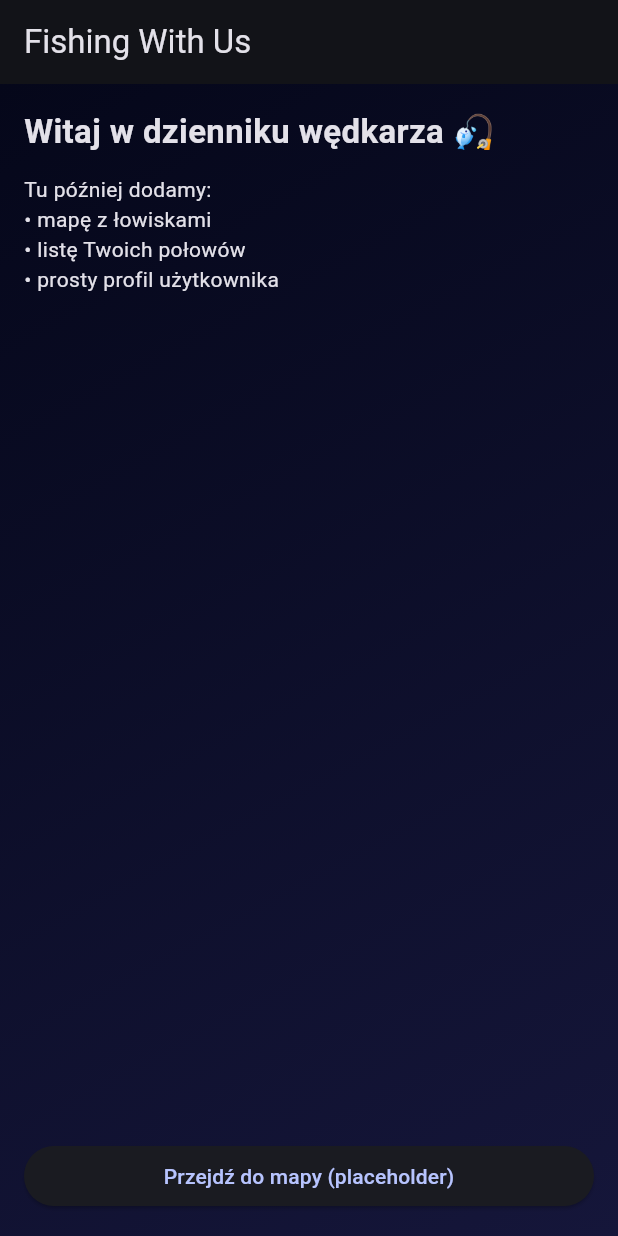
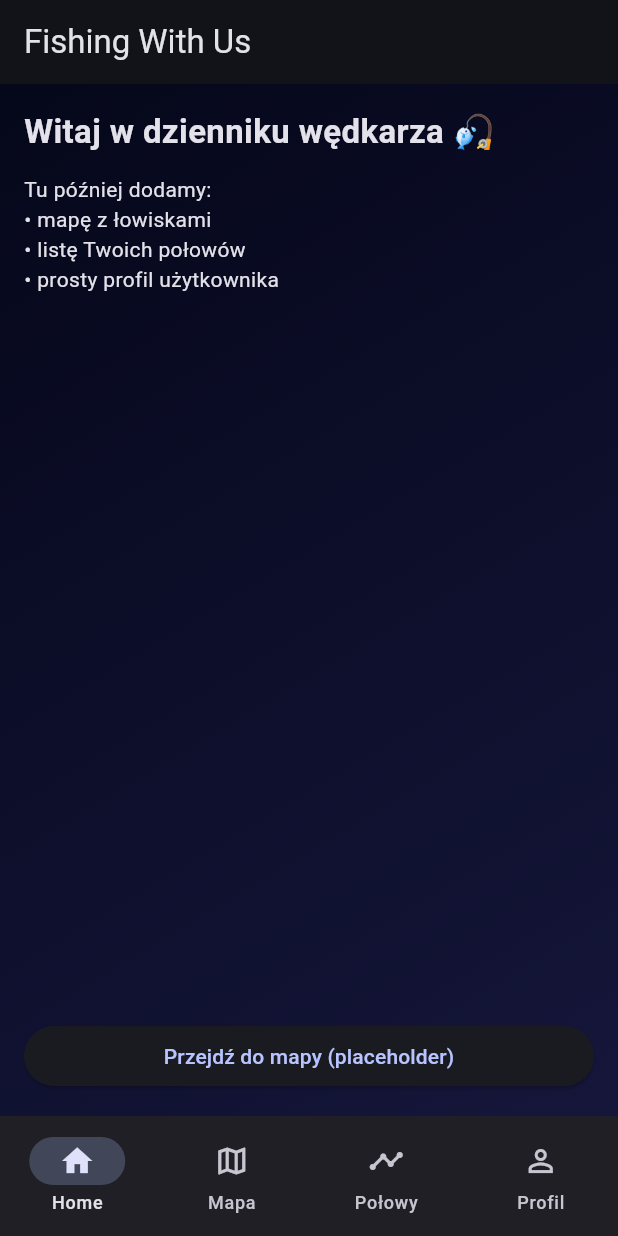
Before and after one commit to xXalqaXx/fishing_with_us, a Flutter app: the screen it shows after launch, on a phone screen of 412 x 824 dp. Run offline on Flutter 3.47's test engine with Material 3 defaults, Android fonts, the phone set to English and light mode, and no system bars.

Commit message:
Add bottom navigation with basic screens

```diff
--- a/lib/main.dart
+++ b/lib/main.dart
@@ -21,11 +21,69 @@ class FishingWithUsApp extends StatelessWidget {
         useMaterial3: true,
         scaffoldBackgroundColor: const Color(0xFF05071A),
       ),
-      home: const FishingHomeScreen(),
+      home: const RootNavigation(),
     );
   }
 }
 
+/// Główny „kontener” z dolnym menu
+class RootNavigation extends StatefulWidget {
+  const RootNavigation({super.key});
+
+  @override
+  State<RootNavigation> createState() => _RootNavigationState();
+}
+
+class _RootNavigationState extends State<RootNavigation> {
+  int _currentIndex = 0;
+
+  // Tu definiujemy ekrany dla zakładek
+  final List<Widget> _pages = const [
+    FishingHomeScreen(),
+    FishingMapScreen(),
+    FishingCatchesScreen(),
+    FishingProfileScreen(),
+  ];
+
+  @override
+  Widget build(BuildContext context) {
+    return Scaffold(
+      body: _pages[_currentIndex],
+      bottomNavigationBar: NavigationBar(
+        selectedIndex: _currentIndex,
+        onDestinationSelected: (int index) {
+          setState(() {
+            _currentIndex = index;
+          });
+        },
+        destinations: const [
+          NavigationDestination(
+            icon: Icon(Icons.home_outlined),
+            selectedIcon: Icon(Icons.home),
+            label: 'Home',
+          ),
+          NavigationDestination(
+            icon: Icon(Icons.map_outlined),
+            selectedIcon: Icon(Icons.map),
+            label: 'Mapa',
+          ),
+          NavigationDestination(
+            icon: Icon(Icons.timeline_outlined),
+            selectedIcon: Icon(Icons.timeline),
+            label: 'Połowy',
+          ),
+          NavigationDestination(
+            icon: Icon(Icons.person_outline),
+            selectedIcon: Icon(Icons.person),
+            label: 'Profil',
+          ),
+        ],
+      ),
+    );
+  }
+}
+
+/// Ekran startowy – to co już miałaś
 class FishingHomeScreen extends StatelessWidget {
   const FishingHomeScreen({super.key});
 
@@ -62,7 +120,7 @@ class FishingHomeScreen extends StatelessWidget {
               width: double.infinity,
               child: ElevatedButton(
                 onPressed: () {
-                  // TODO: tu później przejście do ekranu mapy
+                  // Na razie nic – mapa będzie w osobnej zakładce
                 },
                 child: const Text('Przejdź do mapy (placeholder)'),
               ),
@@ -73,3 +131,58 @@ class FishingHomeScreen extends StatelessWidget {
     );
   }
 }
+
+/// Placeholder – przyszła mapa łowisk
+class FishingMapScreen extends StatelessWidget {
+  const FishingMapScreen({super.key});
+
+  @override
+  Widget build(BuildContext context) {
+    return Scaffold(
+      appBar: AppBar(title: const Text('Mapa łowisk')),
+      body: const Center(
+        child: Text(
+          'Tu będzie mapa (Google Maps)\n'
+          'z zaznaczonymi łowiskami 🎯',
+          textAlign: TextAlign.center,
+        ),
+      ),
+    );
+  }
+}
+
+/// Placeholder – lista połowów
+class FishingCatchesScreen extends StatelessWidget {
+  const FishingCatchesScreen({super.key});
+
+  @override
+  Widget build(BuildContext context) {
+    return Scaffold(
+      appBar: AppBar(title: const Text('Twoje połowy')),
+      body: const Center(
+        child: Text(
+          'Tu będzie lista zapisanych połowów 🐟',
+          textAlign: TextAlign.center,
+        ),
+      ),
+    );
+  }
+}
+
+/// Placeholder – prosty profil
+class FishingProfileScreen extends StatelessWidget {
+  const FishingProfileScreen({super.key});
+
+  @override
+  Widget build(BuildContext context) {
+    return Scaffold(
+      appBar: AppBar(title: const Text('Profil')),
+      body: const Center(
+        child: Text(
+          'Tu będzie prosty profil użytkownika 👤',
+          textAlign: TextAlign.center,
+        ),
+      ),
+    );
+  }
+}
```
